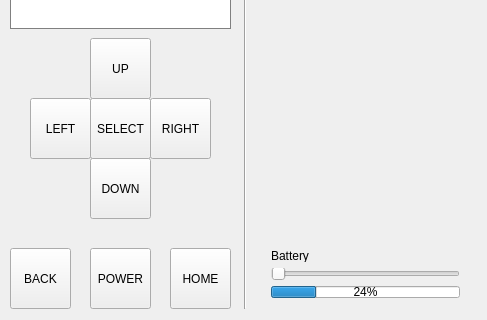
Old version of the form source/Denas/mainwindow.ui in the repository ahmadank/DenasOnQT; both pictures show x 0 to 487 and y 152 to 472 of the 487 by 472 pixel window.
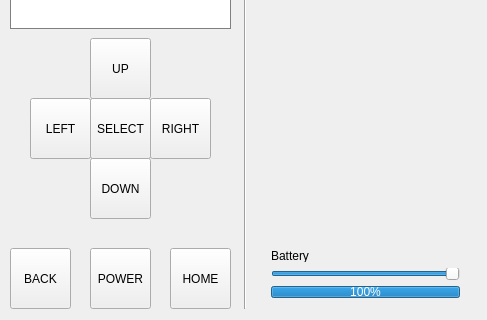
New version of the form.

Commit message: Battery value

What changed in the file:
```diff
--- a/source/Denas/mainwindow.ui
+++ b/source/Denas/mainwindow.ui
@@ -159,6 +159,9 @@
      </item>
      <item>
       <widget class="QSlider" name="batterySlider">
+       <property name="value">
+        <number>99</number>
+       </property>
        <property name="orientation">
         <enum>Qt::Horizontal</enum>
        </property>
@@ -167,7 +170,7 @@
      <item>
       <widget class="QProgressBar" name="batteryBar">
        <property name="value">
-        <number>24</number>
+        <number>100</number>
        </property>
       </widget>
      </item>
```
The commit also changes 1 other file.
